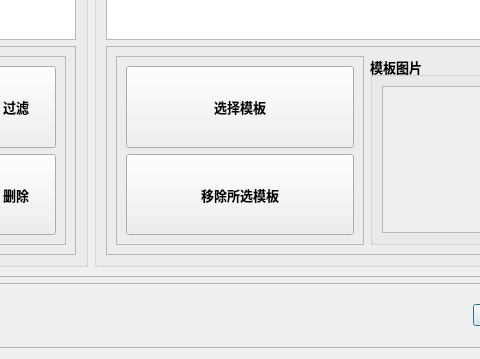
Before: the Qt Designer form QtApp/DialogSelectTemp.ui in youngblood1998/helmet_detect, drawn with Qt 5; both pictures show x 479 to 959 and y 324 to 683 of the 1139 by 683 pixel window.
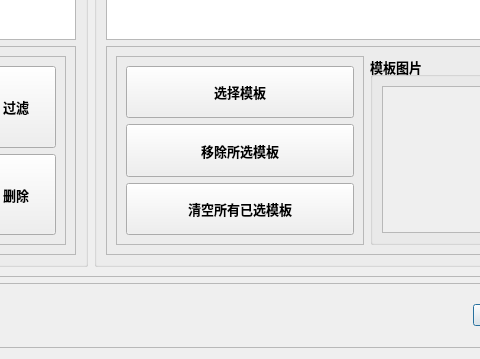
After: the same form once the commit is applied.

The edit to the form file:
```diff
--- a/QtApp/DialogSelectTemp.ui
+++ b/QtApp/DialogSelectTemp.ui
@@ -265,6 +265,19 @@
                  </property>
                 </widget>
                </item>
+               <item>
+                <widget class="QPushButton" name="btnClear">
+                 <property name="sizePolicy">
+                  <sizepolicy hsizetype="Minimum" vsizetype="Expanding">
+                   <horstretch>0</horstretch>
+                   <verstretch>0</verstretch>
+                  </sizepolicy>
+                 </property>
+                 <property name="text">
+                  <string>清空所有已选模板</string>
+                 </property>
+                </widget>
+               </item>
               </layout>
              </widget>
             </item>
```
Left out of the diff: 2 changed lines with no effect on the pictures.
